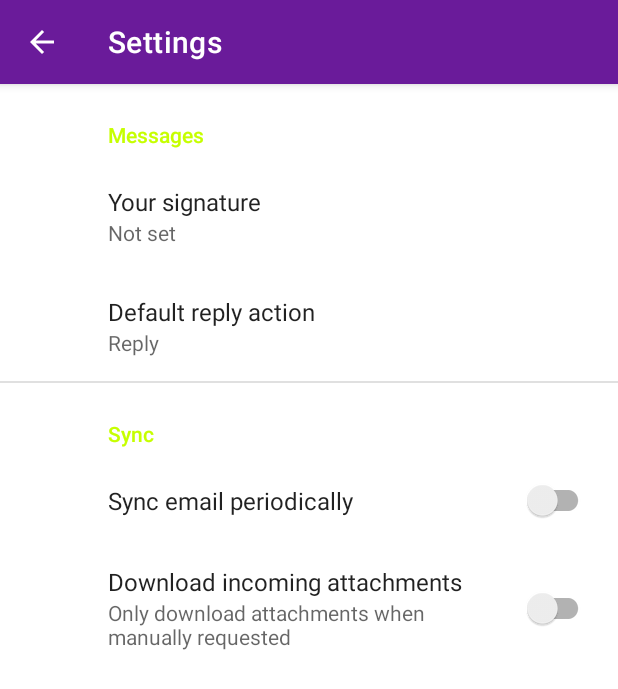
After one commit to sampittko/unilj-sedentti, an Android app: the SettingsActivity screen opened directly, with no data from a screen before it, on a phone screen of 412 x 824 dp. The commit adds this screen. Shown: the top 689 px of the screen. Run offline under Robolectric (Android 15) with nearby library versions, the phone set to English and light mode, and no system bars; our stand-ins replace androidx.preference.

Commit message:
add activities for future development

```diff
--- a/app/build.gradle
+++ b/app/build.gradle
@@ -43,6 +43,7 @@ dependencies {
     implementation 'com.diogobernardino:williamchart:3.1.1'
 
 
+    implementation 'androidx.preference:preference:1.1.0-alpha05'
     testImplementation 'junit:junit:4.12'
     androidTestImplementation 'androidx.test.ext:junit:1.1.1'
     androidTestImplementation 'androidx.test.espresso:espresso-core:3.2.0'
--- a/app/src/main/AndroidManifest.xml
+++ b/app/src/main/AndroidManifest.xml
@@ -12,6 +12,12 @@
         android:roundIcon="@mipmap/ic_launcher_round"
         android:supportsRtl="true"
         android:theme="@style/AppTheme">
+        <activity android:name=".activity.ProfileActivity"></activity>
+        <activity
+            android:name=".activity.SettingsActivity"
+            android:label="@string/title_activity_settings" />
+        <activity android:name=".activity.FirstTimeStartupActivity" />
+
         <service
             android:name=".recognition.ActivityRecognitionService"
             android:enabled="true"
--- /dev/null
+++ b/app/src/main/java/sk/tuke/ms/sedentti/activity/SettingsActivity.java
@@ -0,0 +1,33 @@
+package sk.tuke.ms.sedentti.activity;
+
+import android.os.Bundle;
+
+import androidx.appcompat.app.ActionBar;
+import androidx.appcompat.app.AppCompatActivity;
+import androidx.preference.PreferenceFragmentCompat;
+
+import sk.tuke.ms.sedentti.R;
+
+public class SettingsActivity extends AppCompatActivity {
+
+    @Override
+    protected void onCreate(Bundle savedInstanceState) {
+        super.onCreate(savedInstanceState);
+        setContentView(R.layout.settings_activity);
+        getSupportFragmentManager()
+                .beginTransaction()
+                .replace(R.id.settings, new SettingsFragment())
+                .commit();
+        ActionBar actionBar = getSupportActionBar();
+        if (actionBar != null) {
+            actionBar.setDisplayHomeAsUpEnabled(true);
+        }
+    }
+
+    public static class SettingsFragment extends PreferenceFragmentCompat {
+        @Override
+        public void onCreatePreferences(Bundle savedInstanceState, String rootKey) {
+            setPreferencesFromResource(R.xml.root_preferences, rootKey);
+        }
+    }
+}
--- /dev/null
+++ b/app/src/main/res/layout/settings_activity.xml
@@ -0,0 +1,9 @@
+<LinearLayout xmlns:android="http://schemas.android.com/apk/res/android"
+    android:layout_width="match_parent"
+    android:layout_height="match_parent">
+
+    <FrameLayout
+        android:id="@+id/settings"
+        android:layout_width="match_parent"
+        android:layout_height="match_parent" />
+</LinearLayout>
--- /dev/null
+++ b/app/src/main/res/values/arrays.xml
@@ -0,0 +1,12 @@
+<resources>
+    <!-- Reply Preference -->
+    <string-array name="reply_entries">
+        <item>Reply</item>
+        <item>Reply to all</item>
+    </string-array>
+
+    <string-array name="reply_values">
+        <item>reply</item>
+        <item>reply_all</item>
+    </string-array>
+</resources>
--- a/app/src/main/res/values/strings.xml
+++ b/app/src/main/res/values/strings.xml
@@ -3,4 +3,20 @@
     <string name="menu_title_home">Home</string>
     <string name="menu_title_statistics">Statistics</string>
     <string name="menu_title_profile">Profile</string>
+    <string name="title_activity_settings">Settings</string>
+
+    <!-- Preference Titles -->
+    <string name="messages_header">Messages</string>
+    <string name="sync_header">Sync</string>
+
+    <!-- Messages Preferences -->
+    <string name="signature_title">Your signature</string>
+    <string name="reply_title">Default reply action</string>
+
+    <!-- Sync Preferences -->
+    <string name="sync_title">Sync email periodically</string>
+    <string name="attachment_title">Download incoming attachments</string>
+    <string name="attachment_summary_on">Automatically download attachments for incoming emails
+    </string>
+    <string name="attachment_summary_off">Only download attachments when manually requested</string>
 </resources>
--- /dev/null
+++ b/app/src/main/res/xml/root_preferences.xml
@@ -0,0 +1,51 @@
+<!--
+  ~ Copyright 2018 The app Open Source Project
+  ~
+  ~ Licensed under the Apache License, Version 2.0 (the "License");
+  ~ you may not use this file except in compliance with the License.
+  ~ You may obtain a copy of the License at
+  ~
+  ~      http://www.apache.org/licenses/LICENSE-2.0
+  ~
+  ~ Unless required by applicable law or agreed to in writing, software
+  ~ distributed under the License is distributed on an "AS IS" BASIS,
+  ~ WITHOUT WARRANTIES OR CONDITIONS OF ANY KIND, either express or implied.
+  ~ See the License for the specific language governing permissions and
+  ~ limitations under the License.
+  -->
+
+<PreferenceScreen xmlns:app="http://schemas.android.com/apk/res-auto">
+
+    <PreferenceCategory app:title="@string/messages_header">
+
+        <EditTextPreference
+            app:key="signature"
+            app:title="@string/signature_title"
+            app:useSimpleSummaryProvider="true" />
+
+        <ListPreference
+            app:defaultValue="reply"
+            app:entries="@array/reply_entries"
+            app:entryValues="@array/reply_values"
+            app:key="reply"
+            app:title="@string/reply_title"
+            app:useSimpleSummaryProvider="true" />
+
+    </PreferenceCategory>
+
+    <PreferenceCategory app:title="@string/sync_header">
+
+        <SwitchPreferenceCompat
+            app:key="sync"
+            app:title="@string/sync_title" />
+
+        <SwitchPreferenceCompat
+            app:dependency="sync"
+            app:key="attachment"
+            app:summaryOff="@string/attachment_summary_off"
+            app:summaryOn="@string/attachment_summary_on"
+            app:title="@string/attachment_title" />
+
+    </PreferenceCategory>
+
+</PreferenceScreen>
```
Also changed, not shown: app/src/main/java/sk/tuke/ms/sedentti/activity/FirstTimeStartupActivity.java (added, +16 -0 lines), app/src/main/java/sk/tuke/ms/sedentti/activity/ProfileActivity.java (added, +16 -0 lines), app/src/main/res/layout/activity_first_time_startup.xml (added, +9 -0 lines), app/src/main/res/layout/activity_profile.xml (added, +9 -0 lines).
